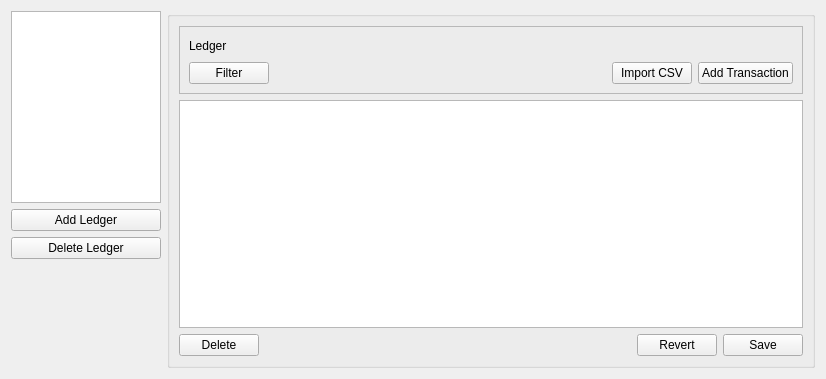
Before: the Qt Designer form ui/ledgerlayout.ui in btandersen383/Budget-Manager, drawn with Qt 5.
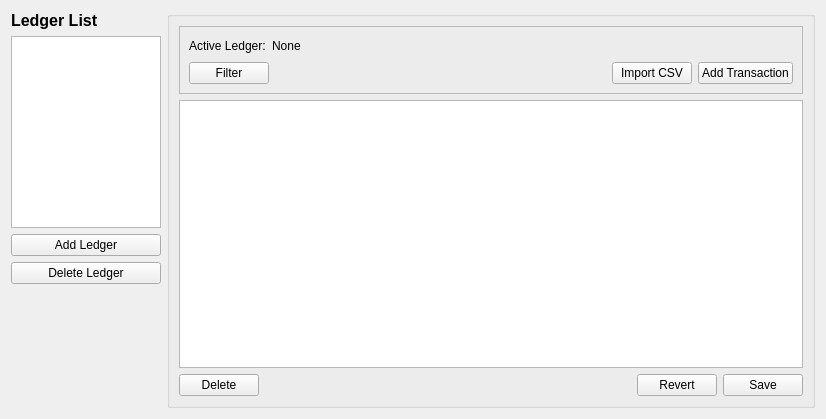
After: the same form once the commit is applied.

What changed in the file:
```diff
--- a/ui/ledgerlayout.ui
+++ b/ui/ledgerlayout.ui
@@ -7,7 +7,7 @@
     <x>0</x>
     <y>0</y>
     <width>826</width>
-    <height>379</height>
+    <height>419</height>
    </rect>
   </property>
   <property name="windowTitle">
@@ -19,6 +19,20 @@
      <property name="sizeConstraint">
       <enum>QLayout::SetMaximumSize</enum>
      </property>
+     <item>
+      <widget class="QLabel" name="label">
+       <property name="font">
+        <font>
+         <pointsize>12</pointsize>
+         <weight>75</weight>
+         <bold>true</bold>
+        </font>
+       </property>
+       <property name="text">
+        <string>Ledger List</string>
+       </property>
+      </widget>
+     </item>
      <item>
       <widget class="QListView" name="ledgerListWidget">
        <property name="sizePolicy">
@@ -120,10 +134,17 @@
         <layout class="QVBoxLayout" name="verticalLayout">
          <item>
           <layout class="QHBoxLayout" name="ledgerManagement">
+           <item>
+            <widget class="QLabel" name="label_2">
+             <property name="text">
+              <string>Active Ledger:</string>
+             </property>
+            </widget>
+           </item>
            <item>
             <widget class="QLabel" name="activeLedgerLabel">
              <property name="text">
-              <string>Ledger</string>
+              <string>None</string>
              </property>
             </widget>
            </item>
@@ -197,6 +218,9 @@
           <verstretch>0</verstretch>
          </sizepolicy>
         </property>
+        <property name="alternatingRowColors">
+         <bool>true</bool>
+        </property>
         <property name="selectionBehavior">
          <enum>QAbstractItemView::SelectRows</enum>
         </property>
```
Left out of the diff: 12 changed lines with no effect on the pictures.
